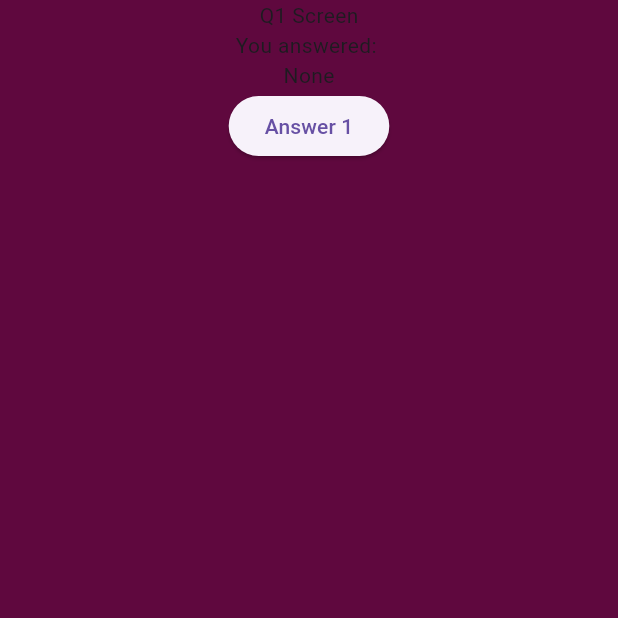
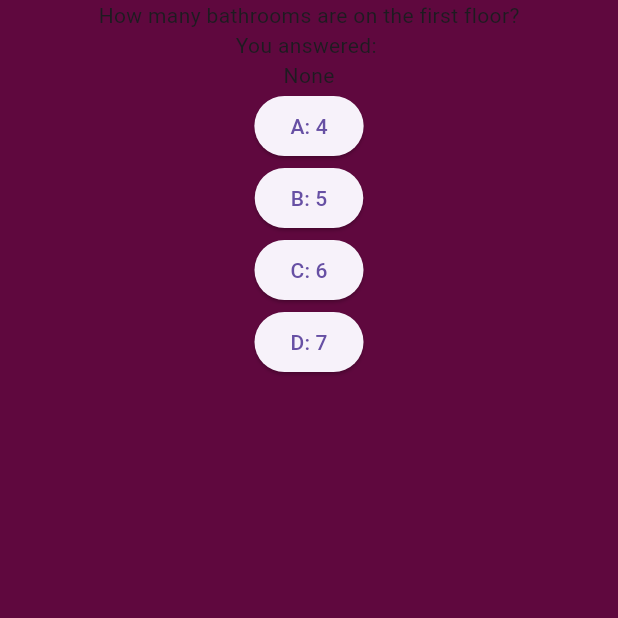
Before and after one commit to dor8d0/PFTScavengerHunt, a Flutter app: the Q5Screen screen opened directly, on a phone screen of 412 x 824 dp, the top half of it. Run offline on Flutter 3.47's test engine with Material 3 defaults, Android fonts, the phone set to English and light mode, and no system bars.

Commit message:
Adds actual questions and answers

```diff
--- a/pft_scavenger_hunt/lib/main.dart
+++ b/pft_scavenger_hunt/lib/main.dart
@@ -84,10 +84,13 @@ class Q1Screen extends StatelessWidget{
       body: Center(
         child: Column(
           children: [
-            Text("Q1 Screen"),
+            Text("Which floor is the Chevron Center located on?"),
             Text("You answered: "),
             Text(answers[0]),
-            ElevatedButton(onPressed: (){answers[0] = "A"; Navigator.pop(context);}, child: Text("Answer 1"))
+            ElevatedButton(onPressed: (){answers[0] = "A"; Navigator.pop(context);}, child: Text("A: 2nd Floor")),
+            ElevatedButton(onPressed: (){answers[0] = "B"; Navigator.pop(context);}, child: Text("B: 1st Floor")),
+            ElevatedButton(onPressed: (){answers[0] = "C"; Navigator.pop(context);}, child: Text("C: 3rd Floor")),
+            ElevatedButton(onPressed: (){answers[0] = "D"; Navigator.pop(context);}, child: Text("D: Basement"))
           ],
         ),
       ),
@@ -104,10 +107,13 @@ class Q2Screen extends StatelessWidget{
       body: Center(
         child: Column(
           children: [
-            Text("Q2 Screen"),
+            Text("Which food place is in the PFT?"),
             Text("You answered: "),
             Text(answers[1]),
-            ElevatedButton(onPressed: (){answers[1] = "A"; Navigator.pop(context);}, child: Text("Answer 1"))
+            ElevatedButton(onPressed: (){answers[1] = "A"; Navigator.pop(context);}, child: Text("A: Panera Bread")),
+            ElevatedButton(onPressed: (){answers[1] = "B"; Navigator.pop(context);}, child: Text("B: Chipotle")),
+            ElevatedButton(onPressed: (){answers[1] = "C"; Navigator.pop(context);}, child: Text("C: Fatboy's Pizza")),
+            ElevatedButton(onPressed: (){answers[1] = "D"; Navigator.pop(context);}, child: Text("D: Smoothie King"))
           ],
         ),
       ),
@@ -124,10 +130,13 @@ class Q3Screen extends StatelessWidget{
       body: Center(
         child: Column(
           children: [
-            Text("Q1 Screen"),
+            Text("What color are the big stairs in the Capstone Gallery?"),
             Text("You answered: "),
             Text(answers[2]),
-            ElevatedButton(onPressed: (){answers[2] = "A"; Navigator.pop(context);}, child: Text("Answer 1"))
+            ElevatedButton(onPressed: (){answers[2] = "A"; Navigator.pop(context);}, child: Text("A: White")),
+            ElevatedButton(onPressed: (){answers[2] = "B"; Navigator.pop(context);}, child: Text("B: Red")),
+            ElevatedButton(onPressed: (){answers[2] = "C"; Navigator.pop(context);}, child: Text("C: Black")),
+            ElevatedButton(onPressed: (){answers[2] = "D"; Navigator.pop(context);}, child: Text("D: Brown"))
           ],
         ),
       ),
@@ -144,10 +153,13 @@ class Q4Screen extends StatelessWidget{
       body: Center(
         child: Column(
           children: [
-            Text("Q1 Screen"),
+            Text("What is the room number of the Roy O Martin Auditorium?"),
             Text("You answered: "),
             Text(answers[3]),
-            ElevatedButton(onPressed: (){answers[3] = "A"; Navigator.pop(context);}, child: Text("Answer 1"))
+            ElevatedButton(onPressed: (){answers[3] = "A"; Navigator.pop(context);}, child: Text("A: 1200")),
+            ElevatedButton(onPressed: (){answers[3] = "B"; Navigator.pop(context);}, child: Text("B: 1100")),
+            ElevatedButton(onPressed: (){answers[3] = "C"; Navigator.pop(context);}, child: Text("C: 2000")),
+            ElevatedButton(onPressed: (){answers[3] = "D"; Navigator.pop(context);}, child: Text("D: 1300"))
           ],
         ),
       ),
@@ -164,10 +176,13 @@ class Q5Screen extends StatelessWidget{
       body: Center(
         child: Column(
           children: [
-            Text("Q1 Screen"),
+            Text("How many bathrooms are on the first floor?"),
             Text("You answered: "),
             Text(answers[4]),
-            ElevatedButton(onPressed: (){answers[4] = "A"; Navigator.pop(context);}, child: Text("Answer 1"))
+            ElevatedButton(onPressed: (){answers[4] = "A"; Navigator.pop(context);}, child: Text("A: 4")),
+            ElevatedButton(onPressed: (){answers[4] = "B"; Navigator.pop(context);}, child: Text("B: 5")),
+            ElevatedButton(onPressed: (){answers[4] = "C"; Navigator.pop(context);}, child: Text("C: 6")),
+            ElevatedButton(onPressed: (){answers[4] = "D"; Navigator.pop(context);}, child: Text("D: 7"))
           ],
         ),
       ),
```
